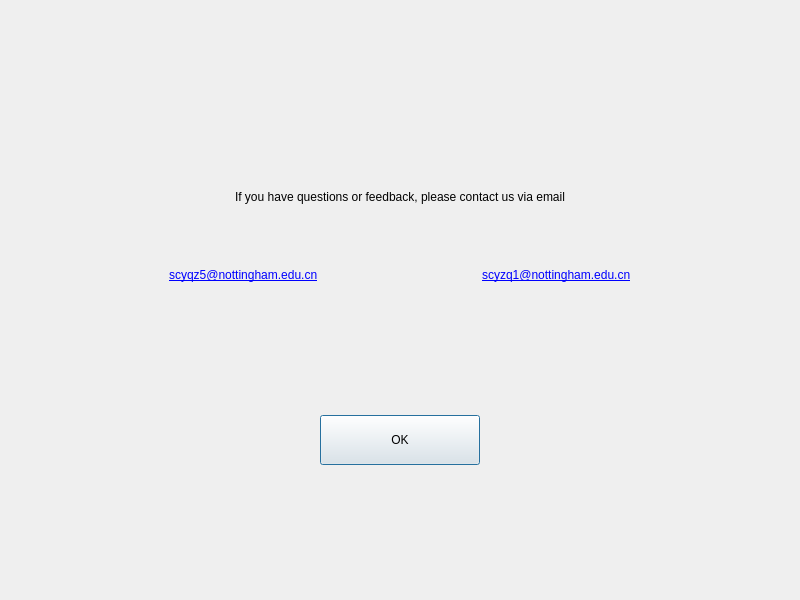
Qt form testClient/contactus/dialog.ui (Usotsu7ki/Facial-Expression-Recognition-System) before a commit.
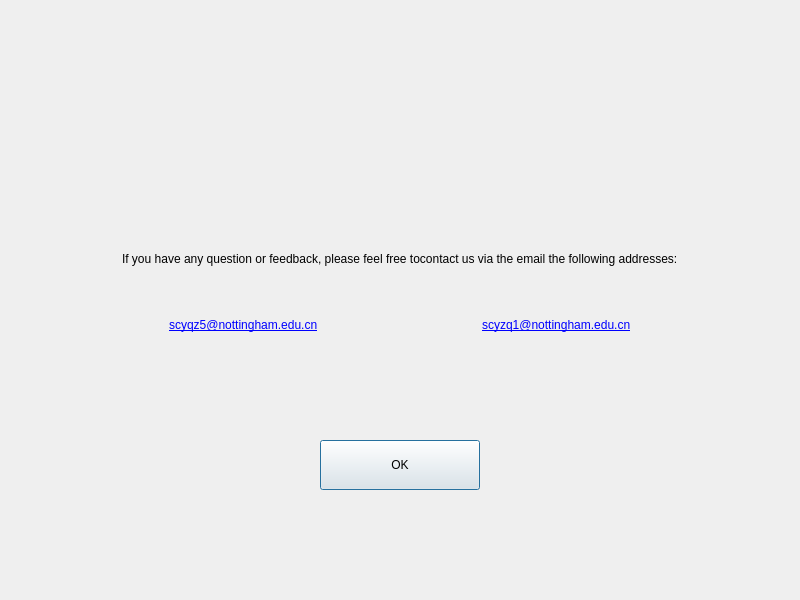
The same form after that commit.

Patch:
```diff
--- a/testClient/contactus/dialog.ui
+++ b/testClient/contactus/dialog.ui
@@ -18,7 +18,7 @@
     <layout class="QGridLayout" name="gridLayout_2">
      <item row="0" column="0">
       <layout class="QGridLayout" name="gridLayout">
-       <item row="3" column="0">
+       <item row="4" column="0">
         <spacer name="verticalSpacer">
          <property name="orientation">
           <enum>Qt::Vertical</enum>
@@ -44,7 +44,80 @@
          </property>
         </spacer>
        </item>
-       <item row="4" column="0" colspan="2">
+       <item row="3" column="0" colspan="2">
+        <layout class="QHBoxLayout" name="horizontalLayout_2">
+         <item>
+          <spacer name="horizontalSpacer_3">
+           <property name="orientation">
+            <enum>Qt::Horizontal</enum>
+           </property>
+           <property name="sizeHint" stdset="0">
+            <size>
+             <width>40</width>
+             <height>20</height>
+            </size>
+           </property>
+          </spacer>
+         </item>
+         <item>
+          <widget class="QLabel" name="label_2">
+           <property name="sizePolicy">
+            <sizepolicy hsizetype="Fixed" vsizetype="Fixed">
+             <horstretch>0</horstretch>
+             <verstretch>0</verstretch>
+            </sizepolicy>
+           </property>
+           <property name="font">
+            <font>
+             <family>Arial</family>
+            </font>
+           </property>
+           <property name="text">
+            <string>&lt;html&gt;&lt;head/&gt;&lt;body&gt;&lt;p&gt;&lt;a href=&quot;scyqz5@nottingham.edu.cn&quot;&gt;&lt;span style=&quot; text-decoration: underline; color:#0000ff;&quot;&gt;scyqz5@nottingham.edu.cn&lt;/span&gt;&lt;/a&gt;&lt;/p&gt;&lt;/body&gt;&lt;/html&gt;</string>
+           </property>
+          </widget>
+         </item>
+         <item>
+          <spacer name="horizontalSpacer_4">
+           <property name="orientation">
+            <enum>Qt::Horizontal</enum>
+           </property>
+           <property name="sizeHint" stdset="0">
+            <size>
+             <width>40</width>
+             <height>20</height>
+            </size>
+           </property>
+          </spacer>
+         </item>
+         <item>
+          <widget class="QLabel" name="label_3">
+           <property name="font">
+            <font>
+             <family>Arial</family>
+            </font>
+           </property>
+           <property name="text">
+            <string>&lt;html&gt;&lt;head/&gt;&lt;body&gt;&lt;p&gt;&lt;a href=&quot;scyqz5@nottingham.edu.cn&quot;&gt;&lt;span style=&quot; text-decoration: underline; color:#0000ff;&quot;&gt;scyzq1@nottingham.edu.cn&lt;/span&gt;&lt;/a&gt;&lt;/p&gt;&lt;/body&gt;&lt;/html&gt;</string>
+           </property>
+          </widget>
+         </item>
+         <item>
+          <spacer name="horizontalSpacer_7">
+           <property name="orientation">
+            <enum>Qt::Horizontal</enum>
+           </property>
+           <property name="sizeHint" stdset="0">
+            <size>
+             <width>40</width>
+             <height>20</height>
+            </size>
+           </property>
+          </spacer>
+         </item>
+        </layout>
+       </item>
+       <item row="5" column="0" colspan="2">
         <layout class="QHBoxLayout" name="horizontalLayout_3">
          <item>
           <spacer name="horizontalSpacer_5">
@@ -98,7 +171,7 @@
          </item>
         </layout>
        </item>
-       <item row="5" column="0">
+       <item row="6" column="0">
         <spacer name="verticalSpacer_3">
          <property name="orientation">
           <enum>Qt::Vertical</enum>
@@ -111,7 +184,7 @@
          </property>
         </spacer>
        </item>
-       <item row="1" column="0" colspan="2">
+       <item row="2" column="0" colspan="2">
         <layout class="QHBoxLayout" name="horizontalLayout">
          <item>
           <spacer name="horizontalSpacer">
@@ -140,7 +213,7 @@
             </font>
            </property>
            <property name="text">
-            <string>If you have questions or feedback, please contact us via email</string>
+            <string>If you have any question or feedback, please feel free tocontact us via the email the following addresses:</string>
            </property>
           </widget>
          </item>
@@ -159,78 +232,18 @@
          </item>
         </layout>
        </item>
-       <item row="2" column="0" colspan="2">
-        <layout class="QHBoxLayout" name="horizontalLayout_2">
-         <item>
-          <spacer name="horizontalSpacer_3">
-           <property name="orientation">
-            <enum>Qt::Horizontal</enum>
-           </property>
-           <property name="sizeHint" stdset="0">
-            <size>
-             <width>40</width>
-             <height>20</height>
-            </size>
-           </property>
-          </spacer>
-         </item>
-         <item>
-          <widget class="QLabel" name="label_2">
-           <property name="sizePolicy">
-            <sizepolicy hsizetype="Fixed" vsizetype="Fixed">
-             <horstretch>0</horstretch>
-             <verstretch>0</verstretch>
-            </sizepolicy>
-           </property>
-           <property name="font">
-            <font>
-             <family>Arial</family>
-            </font>
-           </property>
-           <property name="text">
-            <string>&lt;html&gt;&lt;head/&gt;&lt;body&gt;&lt;p&gt;&lt;a href=&quot;scyqz5@nottingham.edu.cn&quot;&gt;&lt;span style=&quot; text-decoration: underline; color:#0000ff;&quot;&gt;scyqz5@nottingham.edu.cn&lt;/span&gt;&lt;/a&gt;&lt;/p&gt;&lt;/body&gt;&lt;/html&gt;</string>
-           </property>
-          </widget>
-         </item>
-         <item>
-          <spacer name="horizontalSpacer_4">
-           <property name="orientation">
-            <enum>Qt::Horizontal</enum>
-           </property>
-           <property name="sizeHint" stdset="0">
-            <size>
-             <width>40</width>
-             <height>20</height>
-            </size>
-           </property>
-          </spacer>
-         </item>
-         <item>
-          <widget class="QLabel" name="label_3">
-           <property name="font">
-            <font>
-             <family>Arial</family>
-            </font>
-           </property>
-           <property name="text">
-            <string>&lt;html&gt;&lt;head/&gt;&lt;body&gt;&lt;p&gt;&lt;a href=&quot;scyqz5@nottingham.edu.cn&quot;&gt;&lt;span style=&quot; text-decoration: underline; color:#0000ff;&quot;&gt;scyzq1@nottingham.edu.cn&lt;/span&gt;&lt;/a&gt;&lt;/p&gt;&lt;/body&gt;&lt;/html&gt;</string>
-           </property>
-          </widget>
-         </item>
-         <item>
-          <spacer name="horizontalSpacer_7">
-           <property name="orientation">
-            <enum>Qt::Horizontal</enum>
-           </property>
-           <property name="sizeHint" stdset="0">
-            <size>
-             <width>40</width>
-             <height>20</height>
-            </size>
-           </property>
-          </spacer>
-         </item>
-        </layout>
+       <item row="1" column="0">
+        <spacer name="verticalSpacer_4">
+         <property name="orientation">
+          <enum>Qt::Vertical</enum>
+         </property>
+         <property name="sizeHint" stdset="0">
+          <size>
+           <width>20</width>
+           <height>40</height>
+          </size>
+         </property>
+        </spacer>
        </item>
       </layout>
      </item>
```
Left out of the diff: 2 changed lines with no effect on the pictures.
